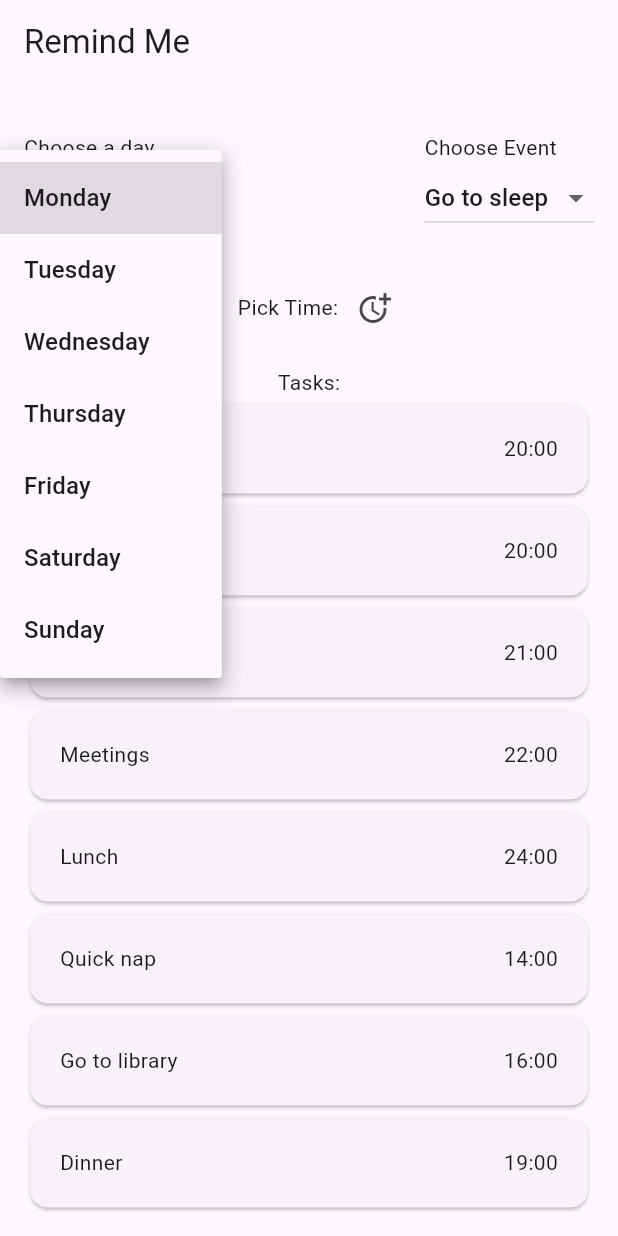
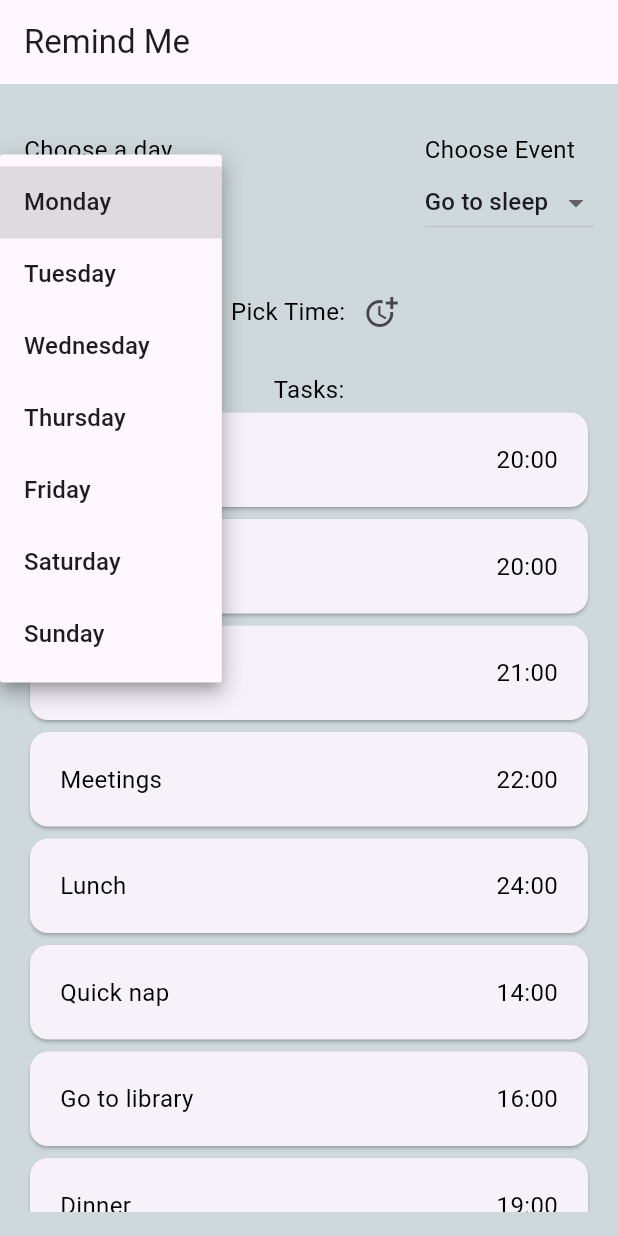
Before and after one commit to bhavyabedi/Reminder_App, a Flutter app: the screen it shows after launch, after a tap on "Monday", on a phone screen of 412 x 824 dp. Run offline on Flutter 3.47's test engine with Material 3 defaults, Android fonts, the phone set to English and light mode, and no system bars; our stand-ins replace shared_preferences.

Commit message:
nothing much

```diff
--- a/reminder_app/lib/home.dart
+++ b/reminder_app/lib/home.dart
@@ -21,6 +21,7 @@ class _HomeState extends State<Home> {
   void onRemoveTask(int index, String event) {
     setState(() {
       reminders[index].activities.remove(event);
+      reminders[index].time.removeAt(index);
     });
   }
 
--- a/reminder_app/lib/main.dart
+++ b/reminder_app/lib/main.dart
@@ -1,10 +1,20 @@
 import 'package:flutter/material.dart';
 import 'package:reminder_app/home.dart';
 
+var kColorScheme = ColorScheme.fromSeed(seedColor: Colors.cyanAccent);
 void main() {
   return runApp(
-    const MaterialApp(
-      home: Home(),
+    MaterialApp(
+      theme: ThemeData.light().copyWith(
+        textTheme: ThemeData().textTheme.copyWith(
+              bodyMedium: const TextStyle(
+                fontSize: 16,
+                color: Colors.black,
+              ),
+            ),
+        scaffoldBackgroundColor: Colors.blueGrey[100],
+      ),
+      home: const Home(),
     ),
   );
 }
--- a/reminder_app/lib/remind_list.dart
+++ b/reminder_app/lib/remind_list.dart
@@ -20,7 +20,7 @@ class RemindList extends StatefulWidget {
 class _RemindListState extends State<RemindList> {
   @override
   Widget build(BuildContext context) {
-    Color dismissedColor = Colors.orange;
+    Color dismissedColor = Colors.blueGrey[800]!;
     return ListView.builder(
       itemCount: widget.reminderData.activities.length,
       itemBuilder: (ctx, index) => Dismissible(
```
